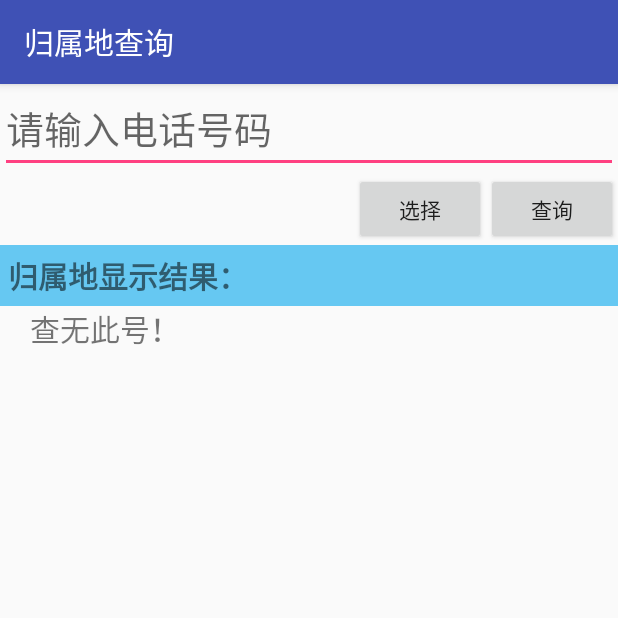
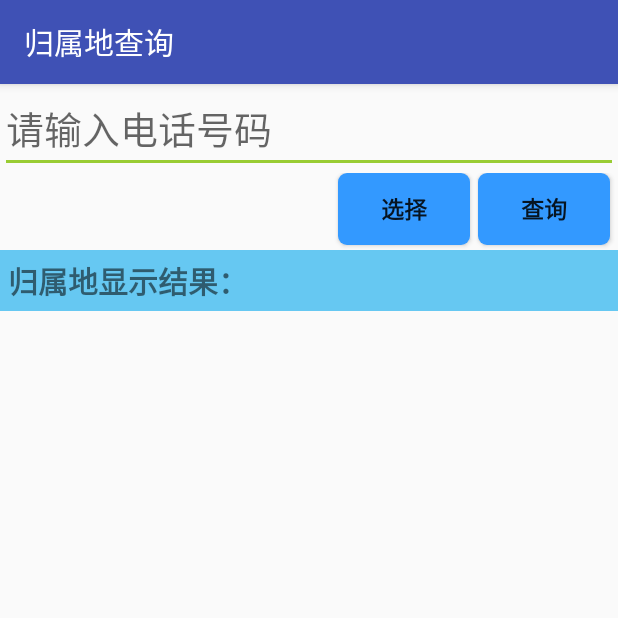
Before and after one commit to thiscoders/android_jarvis, an Android app: the AttrLookupActivity screen opened directly, with no data from a screen before it, after a tap on "查询", on a phone screen of 412 x 824 dp, the top half of it. Run offline under Robolectric (Android 15) with nearby library versions, the phone set to English and light mode, and no system bars.

Commit message:
界面修改完毕，开始来电归属地悬浮框制作

```diff
--- a/src/main/java/ye/droid/jarvis/activity/advancetools/AttrLookupActivity.java
+++ b/src/main/java/ye/droid/jarvis/activity/advancetools/AttrLookupActivity.java
@@ -5,6 +5,7 @@ import android.os.Bundle;
 import android.support.annotation.Nullable;
 import android.support.v7.app.AppCompatActivity;
 import android.text.Editable;
+import android.text.TextUtils;
 import android.text.TextWatcher;
 import android.util.Log;
 import android.view.View;
@@ -135,8 +136,12 @@ public class AttrLookupActivity extends AppCompatActivity {
     }
 
 
-    public void eueryPhone(View view) {
+    public void queryPhone(View view) {
         String phone = et_attr.getText().toString();
+        if (TextUtils.isEmpty(phone)) {
+            Toast.makeText(this, "请输入电话号码！", Toast.LENGTH_SHORT).show();
+            return;
+        }
         executeQuery(phone);
     }
 
--- a/src/main/res/layout/activity_about.xml
+++ b/src/main/res/layout/activity_about.xml
@@ -54,7 +54,7 @@
 
     <Button
         android:id="@+id/btn_check_version"
-        style="@style/JBurglarsSetupButtonNext"
+        style="@style/JarvisButton01"
         android:layout_width="wrap_content"
         android:layout_height="wrap_content"
         android:layout_above="@id/app_github"
@@ -63,7 +63,7 @@
         android:text="@string/app_update_btn" />
 
     <Button
-        style="@style/JBurglarsSetupButtonNext"
+        style="@style/JarvisButton01"
         android:layout_width="wrap_content"
         android:layout_height="wrap_content"
         android:layout_above="@id/btn_check_version"
--- a/src/main/res/layout/activity_attr_lookup.xml
+++ b/src/main/res/layout/activity_attr_lookup.xml
@@ -4,11 +4,11 @@
     android:layout_height="match_parent"
     android:orientation="vertical">
 
- <!--   <TextView
-        style="@style/JTitleStyle"
-        android:layout_width="match_parent"
-        android:layout_height="wrap_content"
-        android:text="@string/attribution_lookup" />-->
+    <!--   <TextView
+           style="@style/JTitleStyle"
+           android:layout_width="match_parent"
+           android:layout_height="wrap_content"
+           android:text="@string/attribution_lookup" />-->
 
     <EditText
         android:id="@+id/et_attr"
@@ -27,21 +27,27 @@
             android:layout_width="wrap_content"
             android:layout_height="wrap_content"
             android:layout_alignParentLeft="true"
-            android:textSize="18dp"
             android:layout_centerVertical="true"
-            android:paddingLeft="10dp" />
+            android:paddingLeft="10dp"
+            android:textSize="18dp" />
 
         <Button
             android:id="@+id/btn_attr_lookup"
+            style="@style/JarvisButton01"
             android:layout_width="wrap_content"
             android:layout_height="wrap_content"
             android:layout_alignParentRight="true"
-            android:onClick="eueryPhone"
+            android:layout_marginBottom="3dp"
+            android:layout_marginRight="5dp"
+            android:onClick="queryPhone"
             android:text="@string/attribution_lookup_btn_query" />
 
         <Button
+            style="@style/JarvisButton01"
             android:layout_width="wrap_content"
             android:layout_height="wrap_content"
+            android:layout_marginBottom="3dp"
+            android:layout_marginRight="5dp"
             android:layout_toLeftOf="@id/btn_attr_lookup"
             android:onClick="choiceContact"
             android:text="@string/attribution_lookup_btn_choise" />
--- a/src/main/res/layout/activity_burglars_setup1.xml
+++ b/src/main/res/layout/activity_burglars_setup1.xml
@@ -94,7 +94,7 @@
         </LinearLayout>
 
         <Button
-            style="@style/JBurglarsSetupButtonNext"
+            style="@style/JarvisButton01"
             android:layout_width="wrap_content"
             android:layout_height="wrap_content"
             android:layout_alignParentLeft="true"
@@ -105,7 +105,7 @@
             android:text="@string/burglars_btn_setup_cancel" />
 
         <Button
-            style="@style/JBurglarsSetupButtonNext"
+            style="@style/JarvisButton01"
             android:layout_width="wrap_content"
             android:layout_height="wrap_content"
             android:layout_alignParentRight="true"
--- a/src/main/res/layout/activity_burglars_setup2.xml
+++ b/src/main/res/layout/activity_burglars_setup2.xml
@@ -92,7 +92,7 @@
         </LinearLayout>
 
         <Button
-            style="@style/JBurglarsSetupButtonNext"
+            style="@style/JarvisButton01"
             android:layout_width="wrap_content"
             android:layout_height="wrap_content"
             android:layout_alignParentLeft="true"
@@ -103,7 +103,7 @@
             android:text="@string/burglars_btn_setup_before" />
 
         <Button
-            style="@style/JBurglarsSetupButtonNext"
+            style="@style/JarvisButton01"
             android:layout_width="wrap_content"
             android:layout_height="wrap_content"
             android:layout_alignParentRight="true"
--- a/src/main/res/layout/activity_burglars_setup4.xml
+++ b/src/main/res/layout/activity_burglars_setup4.xml
@@ -92,7 +92,7 @@
         </LinearLayout>
 
         <Button
-            style="@style/JBurglarsSetupButtonNext"
+            style="@style/JarvisButton01"
             android:layout_width="wrap_content"
             android:layout_height="wrap_content"
             android:layout_alignParentLeft="true"
@@ -103,7 +103,7 @@
             android:text="@string/burglars_btn_setup_before" />
 
         <Button
-            style="@style/JBurglarsSetupButtonNext"
+            style="@style/JarvisButton01"
             android:layout_width="wrap_content"
             android:layout_height="wrap_content"
             android:layout_alignParentRight="true"
--- a/src/main/res/values/colors.xml
+++ b/src/main/res/values/colors.xml
@@ -2,7 +2,7 @@
 <resources>
     <color name="colorPrimary">#3F51B5</color>  <!--主要用于工具栏颜色-->
     <color name="colorPrimaryDark">#303F9F</color> <!--主要用于状态栏和导航栏颜色-->
-    <color name="colorAccent">#FF4081</color>   <!--主要用于强调色-->
+    <color name="colorAccent">#99CC33</color>   <!--主要用于强调色-->
     <color name="colorNavigationBar">#000000</color>    <!--导航栏颜色-->
     <color name="colorSplashText">#fff200</color>
     <color name="colorServerMessage">#ffaec9</color>
--- a/src/main/res/values/styles.xml
+++ b/src/main/res/values/styles.xml
@@ -48,8 +48,8 @@
         <item name="android:layout_marginLeft">10dp</item>
     </style>
 
-    <!--防盗设置页面下一步按钮-->
-    <style name="JBurglarsSetupButtonNext">
+    <!--整个App界面的Button样式01-->
+    <style name="JarvisButton01">
         <item name="android:textStyle">bold</item>
         <item name="android:textSize">15dp</item>
         <item name="android:background">@drawable/button_next_selector</item>
```
Also changed, not shown: src/main/res/layout/activity_burglars_result.xml (+1 -7 lines), src/main/res/layout/activity_burglars_setup3.xml (+4 -4 lines).
